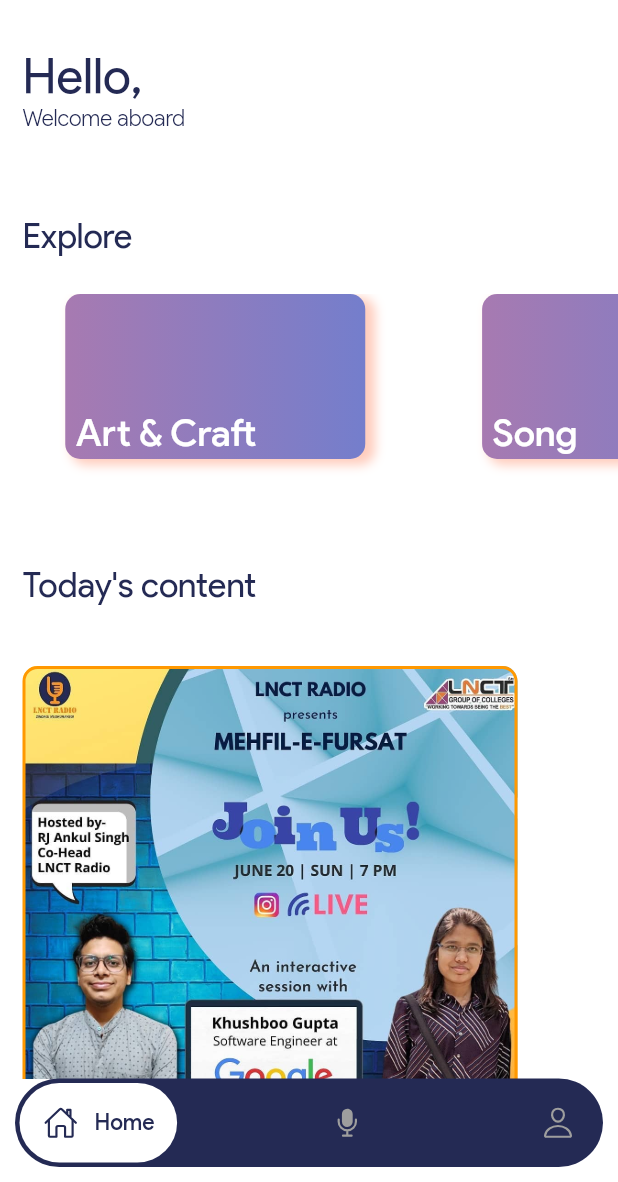
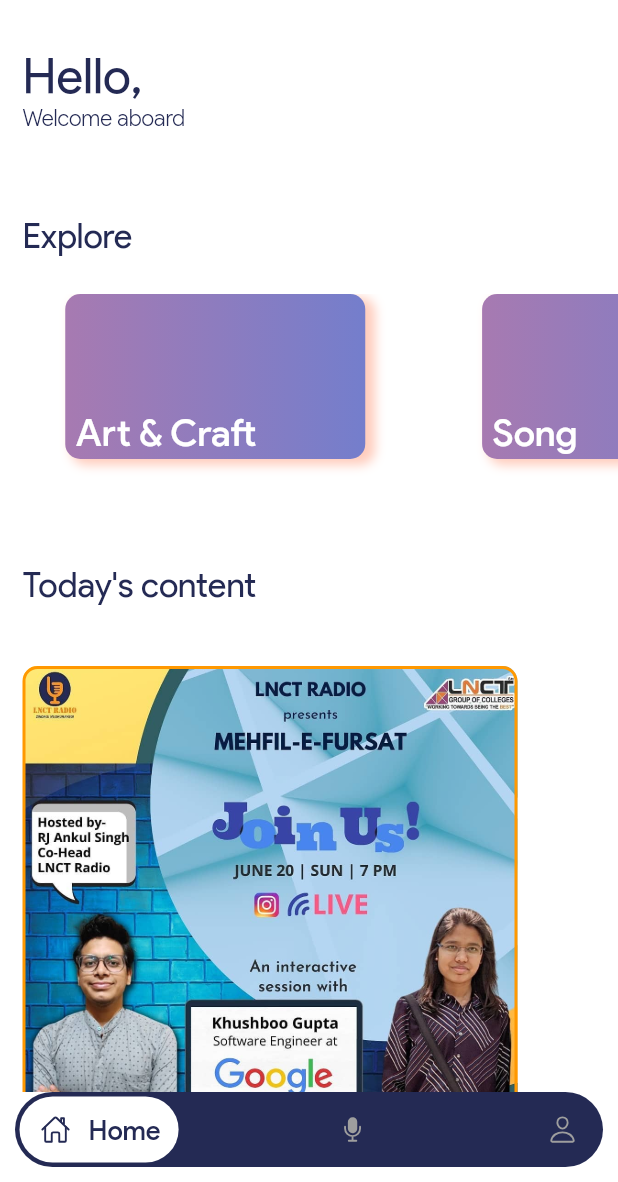
Before and after one commit to SanketKumarr/radio, a Flutter app: the screen it shows once a user with an empty profile is signed in, on a phone screen of 412 x 824 dp, the part 54-1236 px from its top. Run offline on Flutter 3.47's test engine with Material 2 defaults, Android fonts, the phone set to English and light mode, and no system bars; drawn by our look-alikes of carousel_slider, google_nav_bar; our stand-ins replace assets_audio_player, audioplayers, concentric_transition, firebase_auth, firebase_core, font_awesome_flutter and 3 more; accounts and stored records are empty.

Commit message:
minor changes (2/nov/21)

```diff
--- a/lib/BottomNavigationBar/home_tab.dart
+++ b/lib/BottomNavigationBar/home_tab.dart
@@ -1,3 +1,4 @@
+import 'package:concentric_transition/concentric_transition.dart';
 import 'package:firebase_auth/firebase_auth.dart';
 import 'package:flutter/material.dart';
 import 'package:radio_lnct/bottom_app_bar.dart';
--- a/lib/bottom_bar.dart
+++ b/lib/bottom_bar.dart
@@ -18,7 +18,7 @@
   int _index = 0;
 
   // padding for active color box:-
-  var padding = EdgeInsets.symmetric(horizontal: 15, vertical: 15);
+  var padding = EdgeInsets.symmetric(horizontal: 12, vertical: 12);
   double gap = 10;
 
   List tabs = [
@@ -50,7 +50,7 @@
       bottomNavigationBar: Padding(
         padding: const EdgeInsets.only(bottom: 10, left: 10, right: 10),
         child: Container(
-          height: 59,
+          height: 50,
           width: MediaQuery.of(context).size.width,
           // margin: EdgeInsets.symmetric(horizontal: 20, vertical: 5),
           decoration: BoxDecoration(
@@ -70,10 +70,10 @@
                     color: Color(0xff242a54),
                     fontFamily: "ProductSans",
                     fontWeight: FontWeight.w500,
-                    fontSize: 15,
+                    fontSize: 18,
                   ),
                   backgroundColor: Colors.white,
-                  iconSize: 25,
+                  iconSize: 24,
                   padding: padding,
                   gap: gap,
                 ),
@@ -86,7 +86,7 @@
                     color: Color(0xff242a54),
                     fontFamily: "ProductSans",
                     fontWeight: FontWeight.w500,
-                    fontSize: 15,
+                    fontSize: 18,
                   ),
                   backgroundColor: Colors.white,
                   iconSize: 24,
@@ -102,7 +102,7 @@
                     color: Color(0xff242a54),
                     fontFamily: "ProductSans",
                     fontWeight: FontWeight.w500,
-                    fontSize: 15,
+                    fontSize: 18,
                   ),
                   backgroundColor: Colors.white,
                   iconSize: 24,
--- a/pubspec.yaml
+++ b/pubspec.yaml
@@ -50,6 +50,7 @@
   google_nav_bar: ^5.0.5
   ionicons: ^0.1.2
 
+
 dev_dependencies:
   flutter_test:
     sdk: flutter
@@ -61,8 +62,8 @@
   android: true
   ios: true
 
-#flutter_launcher_name:
-#  name: "Radio LNCT"
+  #flutter_launcher_name:
+  #  name: "Radio LNCT"
 
 
   # The "flutter_lints" package below contains a set of recommended lints to
```
Also changed, not shown: pubspec.lock.
